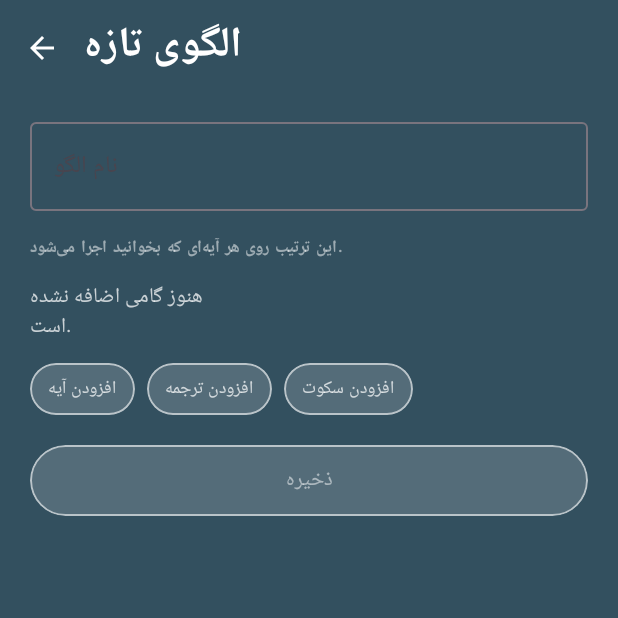
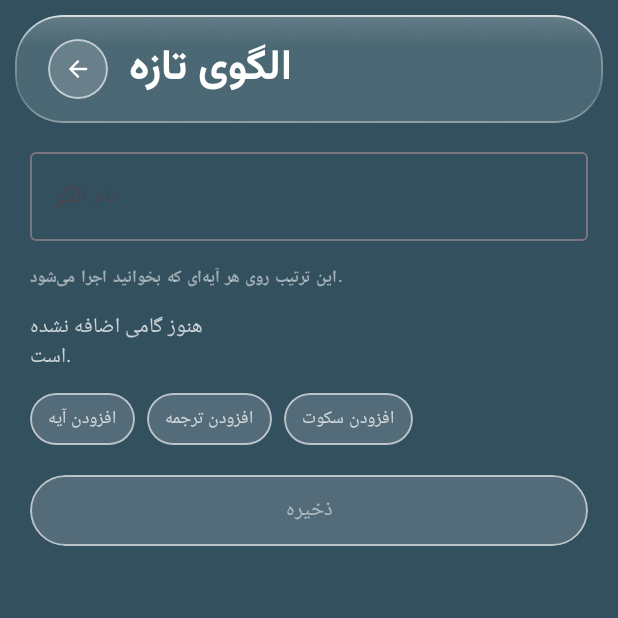
Before and after one commit to hemedani/hawra, an Android app built with Jetpack Compose: the composable PresetEditorContent shown on its own in the app's theme, on a phone screen of 412 x 824 dp, the top half of it. Run offline under Robolectric (Android 15) with nearby library versions, the phone set to English and light mode, and no system bars; our stand-ins replace Dagger/Hilt's generated code; libraries missing offline, so code that uses them is left out: androidx.hilt.lifecycle.

Commit message:
:sparkles: feat(android): give the preset editor the Pejvak chrome

```diff
--- a/mobile/android/app/src/main/kotlin/ir/hawraa/quran/ui/screens/presets/PresetEditorScreen.kt
+++ b/mobile/android/app/src/main/kotlin/ir/hawraa/quran/ui/screens/presets/PresetEditorScreen.kt
@@ -18,17 +18,9 @@ import androidx.compose.foundation.rememberScrollState
 import androidx.compose.foundation.shape.RoundedCornerShape
 import androidx.compose.foundation.text.KeyboardOptions
 import androidx.compose.foundation.verticalScroll
-import androidx.compose.material.icons.Icons
-import androidx.compose.material.icons.automirrored.filled.ArrowBack
-import androidx.compose.material3.ExperimentalMaterial3Api
-import androidx.compose.material3.Icon
-import androidx.compose.material3.IconButton
 import androidx.compose.material3.MaterialTheme
 import androidx.compose.material3.OutlinedTextField
-import androidx.compose.material3.Scaffold
 import androidx.compose.material3.Text
-import androidx.compose.material3.TopAppBar
-import androidx.compose.material3.TopAppBarDefaults
 import androidx.compose.runtime.Composable
 import androidx.compose.runtime.LaunchedEffect
 import androidx.compose.runtime.getValue
@@ -51,8 +43,13 @@ import ir.hawraa.quran.domain.preset.PresetStep
 import ir.hawraa.quran.domain.preset.PresetStepKind
 import ir.hawraa.quran.domain.quran.toPersianDigits
 import ir.hawraa.quran.ui.appLocale
+import ir.hawraa.quran.ui.components.BubbleButton
 import ir.hawraa.quran.ui.components.GlassChip
+import ir.hawraa.quran.ui.components.GlassHeader
 import ir.hawraa.quran.ui.components.GlassSurface
+import ir.hawraa.quran.ui.components.ICON_GLYPHS
+import ir.hawraa.quran.ui.components.LocalShellInsets
+import ir.hawraa.quran.ui.components.ScreenFrame
 import ir.hawraa.quran.ui.theme.LocalGlassColors
 import ir.hawraa.quran.ui.theme.LocalHawraaGeometry
 
@@ -87,7 +84,7 @@ fun PresetEditorScreen(
 }
 
 /** Stateless body, so a screenshot test can render it without Hilt. */
-@OptIn(ExperimentalMaterial3Api::class, ExperimentalLayoutApi::class)
+@OptIn(ExperimentalLayoutApi::class)
 @Composable
 internal fun PresetEditorContent(
     state: PresetEditorUiState,
@@ -100,41 +97,37 @@ internal fun PresetEditorContent(
 ) {
     val geometry = LocalHawraaGeometry.current
     val glass = LocalGlassColors.current
+    val shellInsets = LocalShellInsets.current
     val persian = LocalConfiguration.current.appLocale().language == "fa"
 
-    Scaffold(
-        containerColor = Color.Transparent,
-        topBar = {
-            TopAppBar(
-                title = {
-                    Text(
-                        stringResource(
-                            if (state.isNew) R.string.editor_title_new else R.string.editor_title_edit,
-                        ),
+    ScreenFrame(
+        header = { headerModifier ->
+            GlassHeader(
+                modifier = headerModifier,
+                title = stringResource(
+                    if (state.isNew) R.string.editor_title_new else R.string.editor_title_edit,
+                ),
+                userTitle = true,
+                leading = {
+                    BubbleButton(
+                        icon = ICON_GLYPHS.getValue("back"),
+                        contentDescription = stringResource(R.string.back),
+                        onClick = onBack,
+                        size = geometry.controls.md,
                     )
-                },
-                colors = TopAppBarDefaults.topAppBarColors(containerColor = Color.Transparent),
-                navigationIcon = {
-                    IconButton(onClick = onBack) {
-                        Icon(
-                            imageVector = Icons.AutoMirrored.Filled.ArrowBack,
-                            contentDescription = stringResource(R.string.back),
-                        )
-                    }
                 },
             )
         },
-    ) { innerPadding ->
+    ) { topInset ->
         Column(
             modifier = Modifier
                 .fillMaxSize()
-                .padding(innerPadding)
                 .verticalScroll(rememberScrollState())
                 .padding(
                     start = geometry.screenPadding,
                     end = geometry.screenPadding,
-                    top = geometry.spacing.sm,
-                    bottom = geometry.dock.dockInset,
+                    top = topInset,
+                    bottom = shellInsets.bottom,
                 ),
         ) {
             OutlinedTextField(
```
